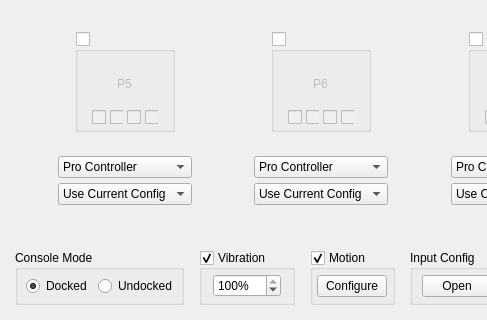
First picture: the form in src/yuzu/applets/controller.ui, repository rorrim-rorrim/eden-alt, before the edit; both pictures show x 0 to 487 and y 310 to 630 of the 839 by 630 pixel window.
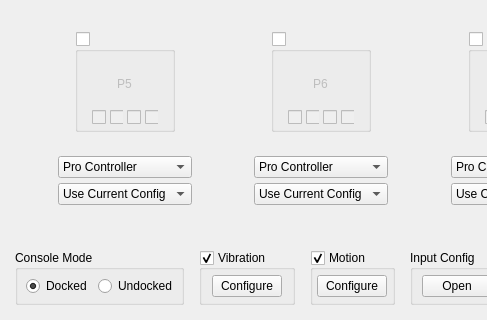
Second picture: the form after the edit.

Commit message:
configure_input: Add per-player vibration
Allows for enabling and modifying vibration and vibration strength per player.
Also adds a toggle for enabling/disabling accurate vibrations.

```diff
--- a/src/yuzu/applets/controller.ui
+++ b/src/yuzu/applets/controller.ui
@@ -2329,11 +2329,11 @@
              <number>3</number>
             </property>
             <item>
-             <widget class="QSpinBox" name="vibrationSpin">
+             <widget class="QPushButton" name="vibrationButton">
               <property name="minimumSize">
                <size>
                 <width>68</width>
-                <height>21</height>
+                <height>0</height>
                </size>
               </property>
               <property name="maximumSize">
@@ -2342,17 +2342,11 @@
                 <height>16777215</height>
                </size>
               </property>
-              <property name="suffix">
-               <string>%</string>
+              <property name="styleSheet">
+               <string notr="true">min-width: 68px;</string>
               </property>
-              <property name="minimum">
-               <number>1</number>
-              </property>
-              <property name="maximum">
-               <number>100</number>
-              </property>
-              <property name="value">
-               <number>100</number>
+              <property name="text">
+               <string>Configure</string>
               </property>
              </widget>
             </item>
```
The commit also changes 17 other files.
